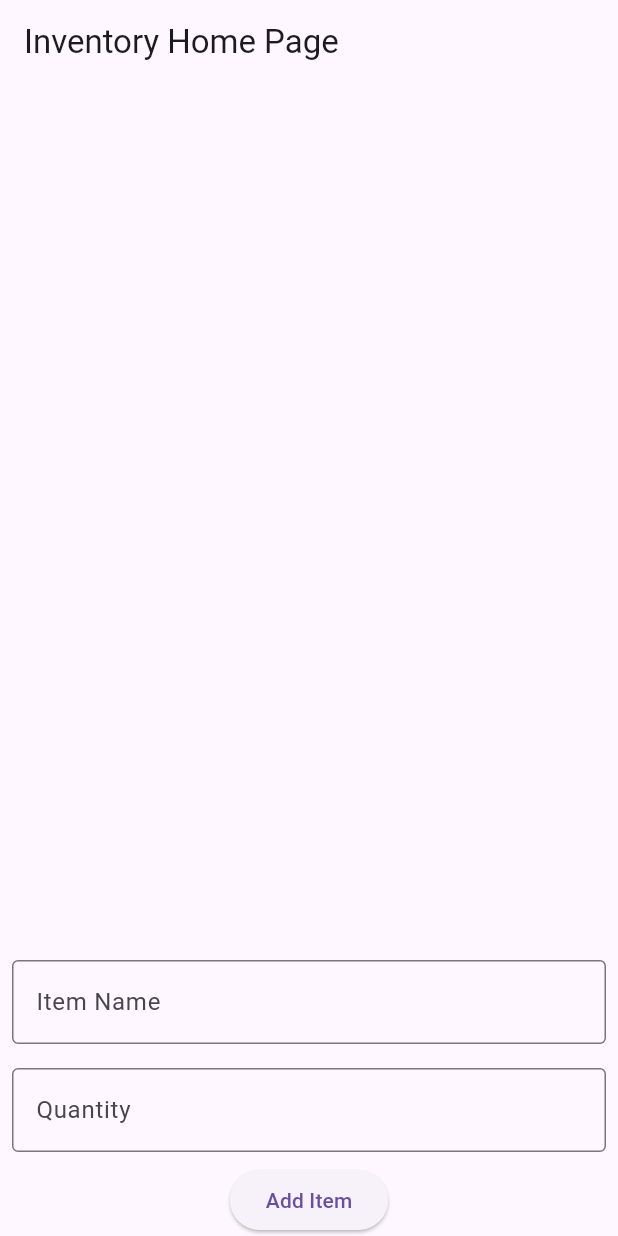
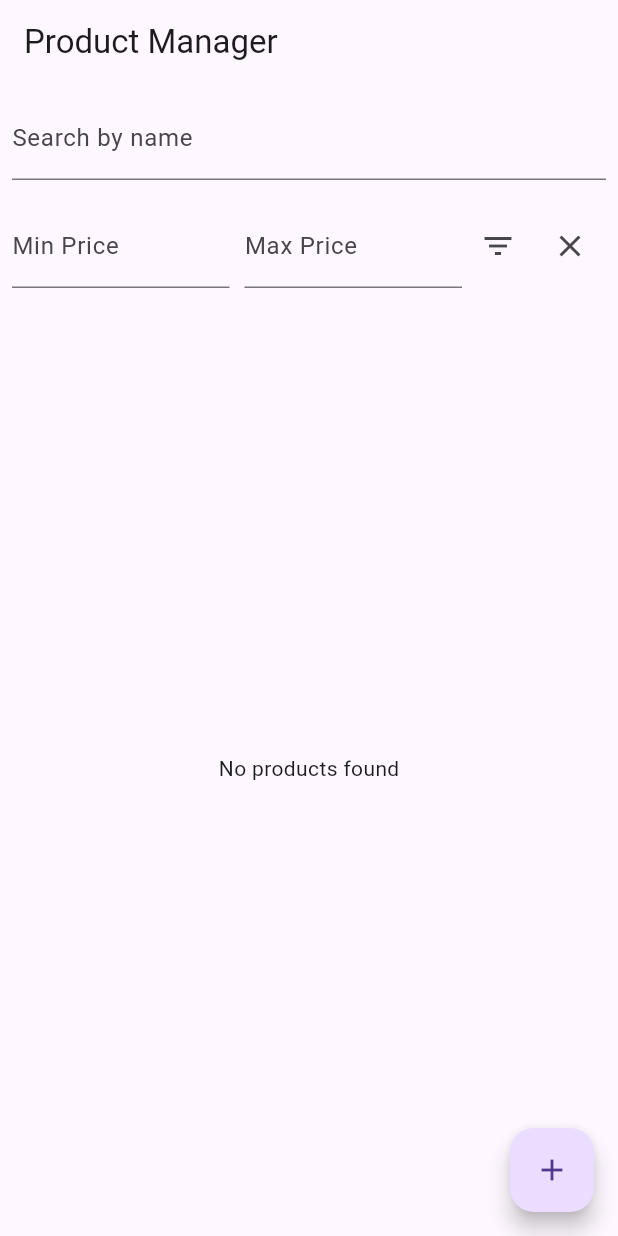
Before and after one commit to sidd07181134/act12, a Flutter app: the screen it shows after launch, on a phone screen of 412 x 824 dp. Run offline on Flutter 3.47's test engine with Material 3 defaults, Android fonts, the phone set to English and light mode, and no system bars; our stand-ins replace cloud_firestore, firebase_core; accounts and stored records are empty.

Commit message:
final product edited

```diff
--- a/lib/main.dart
+++ b/lib/main.dart
@@ -1,3 +1,4 @@
+
 import 'package:flutter/material.dart';
 import 'package:firebase_core/firebase_core.dart';
 import 'package:cloud_firestore/cloud_firestore.dart';
@@ -8,129 +9,244 @@ void main() async {
   await Firebase.initializeApp(
     options: DefaultFirebaseOptions.currentPlatform,
   );
-  runApp(InventoryApp());
+  runApp(const MyApp());
 }
 
-class DefaultFirebaseOptions {
-  static var currentPlatform;
-}
+class MyApp extends StatelessWidget {
+  const MyApp({super.key});
 
-class InventoryApp extends StatelessWidget {
   @override
   Widget build(BuildContext context) {
-    return MaterialApp(
-      title: 'Inventory Management App',
-      theme: ThemeData(
-        primarySwatch: Colors.blue,
-      ),
-      home: InventoryHomePage(title: 'Inventory Home Page'),
+    return const MaterialApp(
+      debugShowCheckedModeBanner: false,
+      title: 'Product Manager',
+      home: HomePage(),
     );
   }
 }
 
-class InventoryHomePage extends StatefulWidget {
-  final String title;
-  InventoryHomePage({Key? key, required this.title}) : super(key: key);
+class HomePage extends StatefulWidget {
+  const HomePage({super.key});
 
   @override
-  _InventoryHomePageState createState() => _InventoryHomePageState();
+  State<HomePage> createState() => _HomePageState();
 }
 
-class _InventoryHomePageState extends State<InventoryHomePage> {
+class _HomePageState extends State<HomePage> {
   final TextEditingController _nameController = TextEditingController();
-  final TextEditingController _quantityController = TextEditingController();
+  final TextEditingController _priceController = TextEditingController();
+  final TextEditingController _searchController = TextEditingController();
+  final TextEditingController _minPriceController = TextEditingController();
+  final TextEditingController _maxPriceController = TextEditingController();
 
-  void _addItem() async {
-    await FirebaseFirestore.instance.collection('inventory').add({
-      'name': _nameController.text,
-      'quantity': int.tryParse(_quantityController.text) ?? 0,
-    });
+  final CollectionReference _products = FirebaseFirestore.instance.collection('products');
 
-    _nameController.clear();
-    _quantityController.clear();
+  String _searchQuery = '';
+  double? _minPrice;
+  double? _maxPrice;
+
+  Future<void> _createOrUpdate([DocumentSnapshot? documentSnapshot]) async {
+    String action = 'create';
+    if (documentSnapshot != null) {
+      action = 'update';
+      _nameController.text = documentSnapshot['name'];
+      _priceController.text = documentSnapshot['price'].toString();
+    }
+    await showModalBottomSheet(
+      isScrollControlled: true,
+      context: context,
+      builder: (BuildContext ctx) {
+        return Padding(
+          padding: EdgeInsets.only(
+            top: 20,
+            left: 20,
+            right: 20,
+            bottom: MediaQuery.of(ctx).viewInsets.bottom + 20,
+          ),
+          child: Column(
+            mainAxisSize: MainAxisSize.min,
+            crossAxisAlignment: CrossAxisAlignment.start,
+            children: [
+              TextField(
+                controller: _nameController,
+                decoration: const InputDecoration(labelText: 'Name'),
+              ),
+              TextField(
+                keyboardType: const TextInputType.numberWithOptions(decimal: true),
+                controller: _priceController,
+                decoration: const InputDecoration(labelText: 'Price'),
+              ),
+              const SizedBox(height: 20),
+              ElevatedButton(
+                child: Text(action == 'create' ? 'Create' : 'Update'),
+                onPressed: () async {
+                  String name = _nameController.text;
+                  double? price = double.tryParse(_priceController.text);
+                  if (name.isNotEmpty && price != null) {
+                    if (action == 'create') {
+                      await _products.add({"name": name, "price": price});
+                    } else {
+                      await _products.doc(documentSnapshot!.id).update({
+                        "name": name,
+                        "price": price,
+                      });
+                    }
+                    _nameController.text = '';
+                    _priceController.text = '';
+                    Navigator.of(context).pop();
+                  }
+                },
+              )
+            ],
+          ),
+        );
+      },
+    );
   }
 
-  void _updateItem(String docId) async {
-    await FirebaseFirestore.instance.collection('inventory').doc(docId).update({
-      'name': _nameController.text,
-      'quantity': int.tryParse(_quantityController.text) ?? 0,
-    });
-
-    _nameController.clear();
-    _quantityController.clear();
+  Future<void> _deleteProduct(String productId) async {
+    await _products.doc(productId).delete();
+    ScaffoldMessenger.of(context).showSnackBar(
+      const SnackBar(
+        content: Text('Product successfully deleted'),
+      ),
+    );
   }
 
-  void _deleteItem(String docId) async {
-    await FirebaseFirestore.instance.collection('inventory').doc(docId).delete();
+  Stream<QuerySnapshot> _getProducts() {
+    Query query = _products;
+
+    if (_searchQuery.isNotEmpty) {
+      query = query
+          .where('name', isGreaterThanOrEqualTo: _searchQuery)
+          .where('name', isLessThanOrEqualTo: '$_searchQuery\uf8ff');
+    }
+
+    if (_minPrice != null && _maxPrice != null) {
+      query = query
+          .where('price', isGreaterThanOrEqualTo: _minPrice)
+          .where('price', isLessThanOrEqualTo: _maxPrice);
+    }
+
+    return query.snapshots();
+  }
+
+  void _applyFilters() {
+    setState(() {
+      _searchQuery = _searchController.text;
+      _minPrice = double.tryParse(_minPriceController.text);
+      _maxPrice = double.tryParse(_maxPriceController.text);
+    });
+  }
+
+  void _clearFilters() {
+    setState(() {
+      _searchController.clear();
+      _minPriceController.clear();
+      _maxPriceController.clear();
+      _searchQuery = '';
+      _minPrice = null;
+      _maxPrice = null;
+    });
   }
 
   @override
   Widget build(BuildContext context) {
     return Scaffold(
       appBar: AppBar(
-        title: Text(widget.title),
+        title: const Text('Product Manager'),
       ),
       body: Column(
         children: [
-          Expanded(
-            child: StreamBuilder<QuerySnapshot>(
-              stream: FirebaseFirestore.instance.collection('inventory').snapshots(),
-              builder: (context, snapshot) {
-                if (!snapshot.hasData) return const CircularProgressIndicator();
-                return ListView(
-                  children: snapshot.data!.docs.map((document) {
-                    return ListTile(
-                      title: Text(document['name']),
-                      subtitle: Text('Quantity: ${document['quantity']}'),
-                      trailing: Row(
-                        mainAxisSize: MainAxisSize.min,
-                        children: [
-                          IconButton(
-                            icon: Icon(Icons.edit),
-                            onPressed: () {
-                              _nameController.text = document['name'];
-                              _quantityController.text = document['quantity'].toString();
-                              _updateItem(document.id);
-                            },
-                          ),
-                          IconButton(
-                            icon: Icon(Icons.delete),
-                            onPressed: () => _deleteItem(document.id),
-                          ),
-                        ],
-                      ),
-                    );
-                  }).toList(),
-                );
+          Padding(
+            padding: const EdgeInsets.all(8.0),
+            child: TextField(
+              controller: _searchController,
+              decoration: const InputDecoration(labelText: 'Search by name'),
+              onChanged: (value) {
+                _applyFilters();
               },
             ),
           ),
           Padding(
             padding: const EdgeInsets.all(8.0),
-            child: TextField(
-              controller: _nameController,
-              decoration: InputDecoration(
-                labelText: 'Item Name',
-                border: OutlineInputBorder(),
-              ),
+            child: Row(
+              children: [
+                Expanded(
+                  child: TextField(
+                    controller: _minPriceController,
+                    keyboardType: const TextInputType.numberWithOptions(decimal: true),
+                    decoration: const InputDecoration(labelText: 'Min Price'),
+                  ),
+                ),
+                const SizedBox(width: 10),
+                Expanded(
+                  child: TextField(
+                    controller: _maxPriceController,
+                    keyboardType: const TextInputType.numberWithOptions(decimal: true),
+                    decoration: const InputDecoration(labelText: 'Max Price'),
+                  ),
+                ),
+                IconButton(
+                  icon: const Icon(Icons.filter_list),
+                  onPressed: _applyFilters,
+                ),
+                IconButton(
+                  icon: const Icon(Icons.clear),
+                  onPressed: _clearFilters,
+                ),
+              ],
             ),
           ),
-          Padding(
-            padding: const EdgeInsets.all(8.0),
-            child: TextField(
-              controller: _quantityController,
-              decoration: InputDecoration(
-                labelText: 'Quantity',
-                border: OutlineInputBorder(),
-              ),
-              keyboardType: TextInputType.numberWithOptions(decimal: true),
+          Expanded(
+            child: StreamBuilder(
+              stream: _getProducts(),
+              builder: (context, AsyncSnapshot<QuerySnapshot> streamSnapshot) {
+                if (streamSnapshot.hasData) {
+                  final docs = streamSnapshot.data!.docs;
+                  if (docs.isEmpty) {
+                    return const Center(child: Text('No products found'));
+                  }
+                  return ListView.builder(
+                    itemCount: docs.length,
+                    itemBuilder: (context, index) {
+                      final DocumentSnapshot documentSnapshot = docs[index];
+                      return Card(
+                        margin: const EdgeInsets.all(10),
+                        child: ListTile(
+                          title: Text(documentSnapshot['name']),
+                          subtitle: Text(documentSnapshot['price'].toString()),
+                          trailing: SizedBox(
+                            width: 100,
+                            child: Row(
+                              children: [
+                                IconButton(
+                                  icon: const Icon(Icons.edit),
+                                  onPressed: () =>
+                                      _createOrUpdate(documentSnapshot),
+                                ),
+                                IconButton(
+                                  icon: const Icon(Icons.delete),
+                                  onPressed: () =>
+                                      _deleteProduct(documentSnapshot.id),
+                                ),
+                              ],
+                            ),
+                          ),
+                        ),
+                      );
+                    },
+                  );
+                }
+                return const Center(child: CircularProgressIndicator());
+              },
             ),
           ),
-          ElevatedButton(
-            onPressed: _addItem,
-            child: const Text('Add Item'),
-          )
         ],
+      ),
+      floatingActionButton: FloatingActionButton(
+        onPressed: () => _createOrUpdate(),
+        child: const Icon(Icons.add),
       ),
     );
   }
```
Also changed, not shown: lib/firebase_options.dart.
